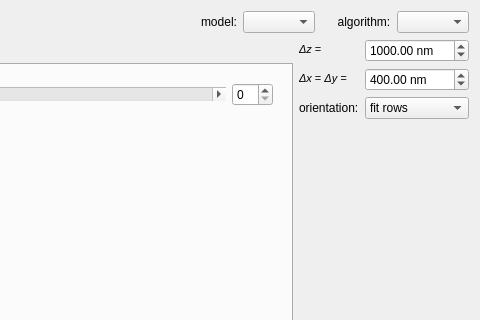
This is plugins/spim_lightsheet_eval/qfspimlightsheetevaluation_editor.ui in jkriege2/QuickFit3 as Qt 5 draws it before an edit; both pictures show x 529 to 1009 and y 0 to 320 of the 1009 by 662 pixel window. The edited form follows.
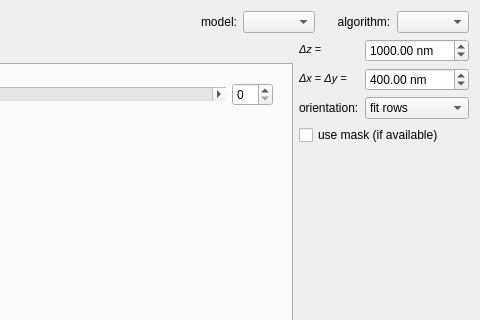
This is the edited form. The open tabs and pages were chosen to show the change. Icons and pictures are not drawn. Custom widgets are drawn as their Qt base class.

Commit message: QuickFit3/image_stack: now supports masks QuickFit3/eval_spim_lightsheet: now supports masked pixels

What changed in the file:
```diff
--- a/plugins/spim_lightsheet_eval/qfspimlightsheetevaluation_editor.ui
+++ b/plugins/spim_lightsheet_eval/qfspimlightsheetevaluation_editor.ui
@@ -448,6 +448,13 @@
        </item>
       </layout>
      </item>
+     <item>
+      <widget class="QCheckBox" name="chkUseMask">
+       <property name="text">
+        <string>use mask (if available)</string>
+       </property>
+      </widget>
+     </item>
      <item>
       <spacer name="verticalSpacer">
        <property name="orientation">
```
Left out of the diff: 2 changed lines with no effect on the pictures. The commit also changes 38 other files.
